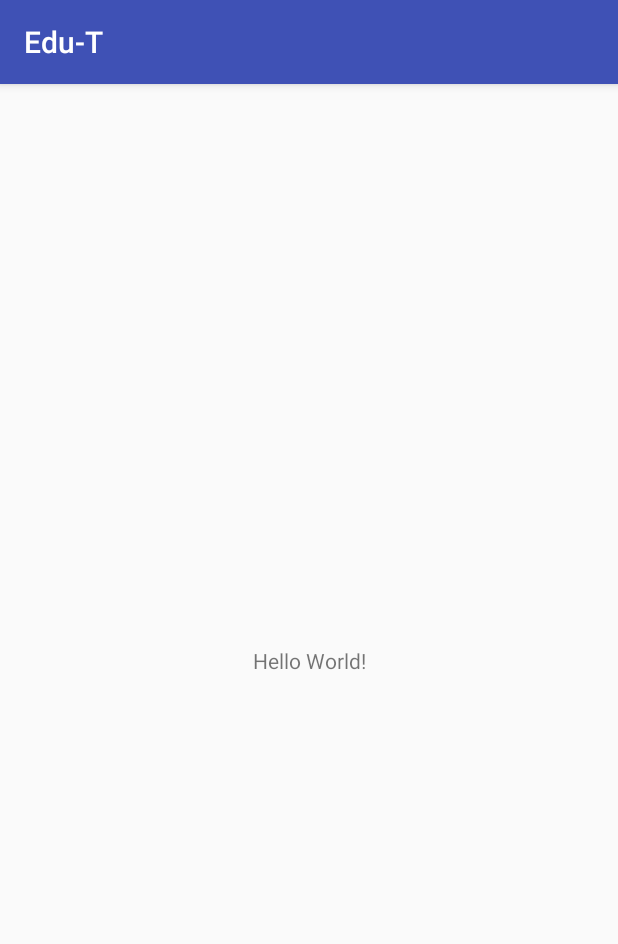
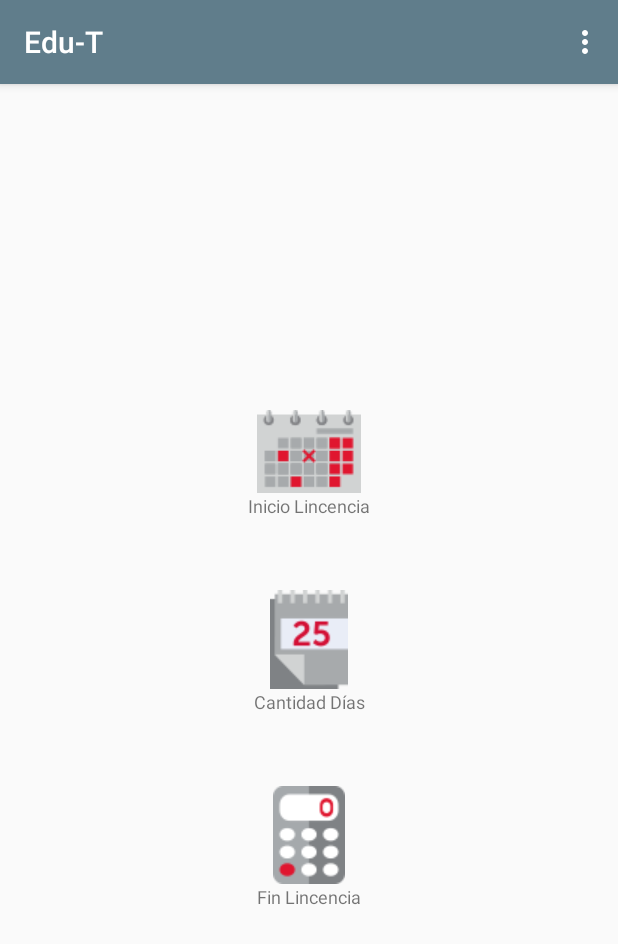
Before and after one commit to diegocervetti/Edu-T, an Android app: the screen it shows after launch (SplashActivity before the commit, MenuPrincipal after it), on a phone screen of 412 x 824 dp. Shown: the top 944 px of the screen. Run offline under Robolectric (Android 15) with nearby library versions, the phone set to English and light mode, and no system bars; libraries missing offline, so code that uses them is left out: net.danlew.android; 1 statement that could not run was skipped.

```diff
--- a/app/build.gradle
+++ b/app/build.gradle
@@ -27,4 +27,7 @@ dependencies {
     compile 'com.android.support:appcompat-v7:25.3.1'
     compile 'com.android.support.constraint:constraint-layout:1.0.2'
     testCompile 'junit:junit:4.12'
+
+    compile 'net.danlew:android.joda:2.9.9'
+
 }
--- a/app/src/main/AndroidManifest.xml
+++ b/app/src/main/AndroidManifest.xml
@@ -16,6 +16,7 @@
                 <category android:name="android.intent.category.LAUNCHER" />
             </intent-filter>
         </activity>
+        <activity android:name=".MenuPrincipal"></activity>
     </application>
 
 </manifest>
--- /dev/null
+++ b/app/src/main/java/ar/edu/eestn1ee/www/edu_t/MenuPrincipal.java
@@ -0,0 +1,148 @@
+package ar.edu.eestn1ee.www.edu_t;
+
+import android.support.v7.app.AppCompatActivity;
+import android.os.Bundle;
+import android.view.Menu;
+import android.view.MenuInflater;
+import android.view.MenuItem;
+import android.view.View;
+import android.view.ViewGroup;
+import android.widget.ImageButton;
+import android.widget.LinearLayout;
+import android.widget.TextView;
+import android.widget.Toast;
+
+public class MenuPrincipal extends AppCompatActivity {
+
+    //Linear Layouts y Views que se ocultan cuando nunca se calculó una licencia
+    private LinearLayout desdeElLL; //Calendario
+    private TextView diasTV; //Cantidad de días ingresado por el usuario
+    private LinearLayout hastaElLL; //ViewGroup con fecha resultado y checkbox
+    //Linear Layouts y Views qe se centran cuando nunca se calculó una licencia
+    private LinearLayout centrarCalendarioLL;
+    private LinearLayout centrarDiasLL;
+    private LinearLayout centrarFinLicenciaLL;
+    //Linear Layout root para modificar margen
+    private LinearLayout rootLL;
+    //Botones
+    private ImageButton botonCalendario;
+    private ImageButton botonCantidadDias;
+    private ImageButton botonCalculadora;
+    //Titulos de los botones
+    private TextView calendarioTituloTV;
+    private TextView diasTituloTV;
+    private TextView calculadoraTituloTV;
+
+    @Override
+    protected void onCreate(Bundle savedInstanceState) {
+        super.onCreate(savedInstanceState);
+        setContentView(R.layout.activity_menu_principal);
+
+        //Quitamos margen al rootView
+        rootLL = (LinearLayout)findViewById(R.id.rootLL);
+        ViewGroup.MarginLayoutParams margenes = (ViewGroup.MarginLayoutParams) rootLL.getLayoutParams();
+        //margenes.leftMargin = 0 ;
+        //rootLL.setLayoutParams(margenes);
+
+        //Ocultamos Views cuando no hay nada calculado
+        desdeElLL = (LinearLayout) findViewById(R.id.desdeElLL);
+        desdeElLL.setVisibility(desdeElLL.GONE);
+        diasTV = (TextView) findViewById(R.id.diasTV);
+        diasTV.setVisibility(diasTV.GONE);
+        hastaElLL = (LinearLayout) findViewById(R.id.hastaElLL);
+        hastaElLL.setVisibility(hastaElLL.GONE);
+
+        //Centramos Views cuando no hay nada calculado
+        centrarCalendarioLL = (LinearLayout) findViewById(R.id.centrarCalendarioLL);
+        ViewGroup.LayoutParams parametros = centrarCalendarioLL.getLayoutParams(); //Traemos los params del View para cambiarlos
+        parametros.width = ViewGroup.LayoutParams.MATCH_PARENT; //Pasamos a Match parent para poder centrarlo en la página
+        centrarCalendarioLL.setLayoutParams(parametros);
+
+
+        //Centramos Cantidad de Días
+        centrarDiasLL = (LinearLayout) findViewById(R.id.centrarDiasLL);
+        parametros = centrarDiasLL.getLayoutParams();
+        parametros.width = ViewGroup.LayoutParams.MATCH_PARENT;
+        centrarDiasLL.setLayoutParams(parametros);
+
+
+        //Centramos Fin de Licencia
+        centrarFinLicenciaLL = (LinearLayout) findViewById(R.id.centrarFinLicenciaLL);
+        parametros = centrarFinLicenciaLL.getLayoutParams();
+        parametros.width = ViewGroup.LayoutParams.MATCH_PARENT;
+        centrarFinLicenciaLL.setLayoutParams(parametros);
+
+
+        ///////////////////////////////////////////////////////////
+        // Escuchamos los clics sobre los íconos
+        botonCalendario = (ImageButton) findViewById(R.id.botonCalendario);
+        calendarioTituloTV = (TextView) findViewById(R.id.calendarioTituloTV);
+        botonCalendario.setOnClickListener(new View.OnClickListener() {
+            @Override
+            public void onClick(View v) {
+                //TODO traer date picker
+                desdeElLL.setVisibility(desdeElLL.VISIBLE);
+                ViewGroup.LayoutParams paramTemp = centrarCalendarioLL.getLayoutParams();
+                paramTemp.width = ViewGroup.LayoutParams.WRAP_CONTENT;
+                centrarCalendarioLL.setLayoutParams(paramTemp);
+                calendarioTituloTV.setVisibility(calendarioTituloTV.GONE);
+            }
+        });
+
+        botonCantidadDias = (ImageButton) findViewById(R.id.botonCantidadDias);
+        diasTituloTV = (TextView) findViewById(R.id.diasTituloTV);
+        botonCantidadDias.setOnClickListener(new View.OnClickListener() {
+            @Override
+            public void onClick(View v) {
+                //TODO traer selector de dias
+                diasTV.setVisibility(diasTV.VISIBLE);
+                ViewGroup.LayoutParams paramTemp = centrarDiasLL.getLayoutParams();
+                paramTemp.width = ViewGroup.LayoutParams.WRAP_CONTENT;
+                centrarDiasLL.setLayoutParams(paramTemp);
+                diasTituloTV.setVisibility(diasTituloTV.GONE);
+            }
+        });
+
+        botonCalculadora = (ImageButton) findViewById(R.id.botonCalculadora);
+        calculadoraTituloTV = (TextView) findViewById(R.id.calculadoraTituloTV);
+        botonCalculadora.setOnClickListener(new View.OnClickListener() {
+            @Override
+            public void onClick(View v) {
+                //TODO mostrar resultado del cálculo
+                hastaElLL.setVisibility(hastaElLL.VISIBLE);
+                ViewGroup.LayoutParams paramTemp = centrarFinLicenciaLL.getLayoutParams();
+                paramTemp.width = ViewGroup.LayoutParams.WRAP_CONTENT;
+                centrarFinLicenciaLL.setLayoutParams(paramTemp);
+                calculadoraTituloTV.setVisibility(calculadoraTituloTV.GONE);
+
+            }
+        });
+
+    }
+
+    /////////////////////////////////////////////////
+    // Menu de los tres puntos con opciones
+    @Override
+    public boolean onCreateOptionsMenu(Menu menu){
+        MenuInflater inflater = getMenuInflater();
+        inflater.inflate(R.menu.main , menu);
+        return true;
+    }
+
+    @Override
+    public boolean onOptionsItemSelected(MenuItem item){
+        switch (item.getItemId()){
+            case R.id.Ayuda:
+                Toast.makeText(this,"AYUDA", Toast.LENGTH_SHORT).show();
+                return true;
+
+            case R.id.Acerca:
+                Toast.makeText(this,"ACERCA", Toast.LENGTH_SHORT).show();
+                return true;
+
+            default:
+                return super.onOptionsItemSelected(item);
+        }
+    }
+
+}
--- a/app/src/main/java/ar/edu/eestn1ee/www/edu_t/SplashActivity.java
+++ b/app/src/main/java/ar/edu/eestn1ee/www/edu_t/SplashActivity.java
@@ -1,13 +1,39 @@
 package ar.edu.eestn1ee.www.edu_t;
 
-import android.support.v7.app.AppCompatActivity;
+import android.app.Activity;
+import android.content.Intent;
+import android.os.Handler;
 import android.os.Bundle;
+import android.view.WindowManager;
 
-public class SplashActivity extends AppCompatActivity {
+import net.danlew.android.joda.JodaTimeAndroid;
+
+public class SplashActivity extends Activity {
 
     @Override
     protected void onCreate(Bundle savedInstanceState) {
         super.onCreate(savedInstanceState);
+        //TODO listo inicializar J-time
+        JodaTimeAndroid.init(this);
+
         setContentView(R.layout.activity_splash);
+
+        getWindow().setFlags(WindowManager.LayoutParams.FLAG_FULLSCREEN,
+                WindowManager.LayoutParams.FLAG_FULLSCREEN);
+
+        irAlMenu();
     }
+
+    public void irAlMenu() {
+        new Handler().postDelayed(new Runnable() {
+            @Override
+            public void run() {
+
+                Intent i = new Intent(SplashActivity.this, MenuPrincipal.class);
+                SplashActivity.this.startActivity(i);
+                SplashActivity.this.finish();
+            }
+        }, 2000);
+    }
+
 }
--- /dev/null
+++ b/app/src/main/res/layout/activity_menu_principal.xml
@@ -0,0 +1,171 @@
+<?xml version="1.0" encoding="utf-8"?>
+<LinearLayout
+    android:id="@+id/rootLL"
+    xmlns:android="http://schemas.android.com/apk/res/android"
+    xmlns:app="http://schemas.android.com/apk/res-auto"
+    xmlns:tools="http://schemas.android.com/tools"
+    android:layout_width="match_parent"
+    android:layout_height="match_parent"
+    tools:context="ar.edu.eestn1ee.www.edu_t.MenuPrincipal"
+    android:orientation="vertical"
+    android:gravity="center"
+    android:layout_marginLeft="32dp"
+    android:layout_marginRight="32dp">
+
+    <!-- Layout Calendario -->
+    <LinearLayout
+        android:id="@+id/calendarioLL"
+        android:layout_width="match_parent"
+        android:layout_height="wrap_content"
+        android:orientation="horizontal"
+        android:gravity="center_vertical"
+        android:layout_gravity="left">
+    <!-- Calendario || Icono + Texto -->
+    <LinearLayout
+        android:id="@+id/centrarCalendarioLL"
+        android:layout_width="wrap_content"
+        android:layout_height="wrap_content"
+        android:orientation="vertical">
+        <ImageButton
+            android:id="@+id/botonCalendario"
+            android:layout_width="wrap_content"
+            android:layout_height="wrap_content"
+            android:src="@drawable/ic_calendario"
+            android:layout_gravity="center_horizontal"
+            android:background="?android:selectableItemBackground"/>
+        <TextView
+            android:id="@+id/calendarioTituloTV"
+            android:layout_width="match_parent"
+            android:layout_height="wrap_content"
+            android:textSize="12sp"
+            android:text="Inicio Lincencia"
+            android:textAlignment="center" />
+    </LinearLayout>
+    <!-- Calendario || Desde el + Fecha Resultado -->
+    <LinearLayout
+        android:id="@+id/desdeElLL"
+        android:layout_width="wrap_content"
+        android:layout_height="wrap_content"
+        android:orientation="vertical"
+        android:layout_marginLeft="16dp">
+        <TextView
+            android:id="@+id/desdeIV"
+            android:layout_width="match_parent"
+            android:layout_height="wrap_content"
+            android:textSize="12sp"
+            android:text="Desde el"
+            android:textAlignment="center"/>
+        <TextView
+            android:id="@+id/fechaDesdeIV"
+            android:layout_width="wrap_content"
+            android:layout_height="wrap_content"
+            android:textSize="26sp"
+            android:text="04/11/2017"
+            android:textAlignment="center"/>
+    </LinearLayout>
+
+    </LinearLayout>
+
+    <!-- Layout Dias -->
+    <LinearLayout
+        android:id="@+id/diasLL"
+        android:layout_width="match_parent"
+        android:layout_height="wrap_content"
+        android:orientation="horizontal"
+        android:gravity="center_vertical"
+        android:layout_gravity="left"
+        android:layout_marginTop="48dp">
+        <LinearLayout
+            android:id="@+id/centrarDiasLL"
+            android:layout_width="wrap_content"
+            android:layout_height="wrap_content"
+            android:orientation="vertical">
+        <!-- Dias || Icono + Texto -->
+        <ImageButton
+            android:id="@+id/botonCantidadDias"
+            android:layout_width="wrap_content"
+            android:layout_height="wrap_content"
+            android:src="@drawable/ic_dias"
+            android:layout_gravity="center_horizontal"
+            android:background="?android:selectableItemBackground"/>
+        <TextView
+            android:id="@+id/diasTituloTV"
+            android:layout_width="match_parent"
+            android:layout_height="wrap_content"
+            android:textSize="12sp"
+            android:text="Cantidad Días"
+            android:textAlignment="center"/>
+        </LinearLayout>
+        <TextView
+            android:id="@+id/diasTV"
+            android:layout_width="wrap_content"
+            android:layout_height="wrap_content"
+            android:textSize="26sp"
+            android:text="125 días"
+            android:textAlignment="center"
+            android:layout_gravity="center_vertical"
+            android:layout_marginLeft="16dp"/>
+
+        </LinearLayout>
+
+    <!-- Layout Calculadora -->
+    <LinearLayout
+        android:id="@+id/calculadoraLL"
+        android:layout_width="match_parent"
+        android:layout_height="wrap_content"
+        android:orientation="horizontal"
+        android:layout_gravity="left"
+        android:gravity="center_vertical"
+        android:layout_marginTop="48dp">
+        <!-- Calculadora || Icono + Texto -->
+        <LinearLayout
+            android:id="@+id/centrarFinLicenciaLL"
+            android:layout_width="wrap_content"
+            android:layout_height="wrap_content"
+            android:layout_gravity="center_vertical"
+            android:orientation="vertical">
+            <ImageButton
+                android:id="@+id/botonCalculadora"
+                android:layout_width="wrap_content"
+                android:layout_height="wrap_content"
+                android:src="@drawable/ic_calculadora"
+                android:layout_gravity="center"
+                android:background="?android:selectableItemBackground"/>
+            <TextView
+                android:id="@+id/calculadoraTituloTV"
+                android:layout_width="match_parent"
+                android:layout_height="wrap_content"
+                android:textSize="12sp"
+                android:text="Fin Lincencia"
+                android:textAlignment="center"/>
+        </LinearLayout>
+
+        <!-- Calculadora || Hasta el + Fecha Resultado -->
+        <LinearLayout
+            android:id="@+id/hastaElLL"
+            android:layout_width="wrap_content"
+            android:layout_height="wrap_content"
+            android:orientation="vertical"
+            android:layout_marginLeft="16dp">
+            <TextView
+                android:layout_width="match_parent"
+                android:layout_height="wrap_content"
+                android:textSize="12sp"
+                android:text="Hasta el"
+                android:textAlignment="center"/>
+            <TextView
+                android:layout_width="wrap_content"
+                android:layout_height="wrap_content"
+                android:textSize="26sp"
+                android:text="27/03/2018"
+                android:textAlignment="center"/>
+            <CheckBox
+                android:layout_width="wrap_content"
+                android:layout_height="wrap_content"
+                android:checked="true"
+                android:text="días hábiles"/>
+        </LinearLayout>
+
+    </LinearLayout>
+
+</LinearLayout>
--- a/app/src/main/res/layout/activity_splash.xml
+++ b/app/src/main/res/layout/activity_splash.xml
@@ -1,18 +1,25 @@
 <?xml version="1.0" encoding="utf-8"?>
-<android.support.constraint.ConstraintLayout xmlns:android="http://schemas.android.com/apk/res/android"
+<LinearLayout xmlns:android="http://schemas.android.com/apk/res/android"
     xmlns:app="http://schemas.android.com/apk/res-auto"
     xmlns:tools="http://schemas.android.com/tools"
     android:layout_width="match_parent"
     android:layout_height="match_parent"
-    tools:context="ar.edu.eestn1ee.www.edu_t.SplashActivity">
+    tools:context="ar.edu.eestn1ee.www.edu_t.SplashActivity"
+    android:orientation="vertical"
+    android:background="#92291B">
 
-    <TextView
-        android:layout_width="wrap_content"
-        android:layout_height="wrap_content"
-        android:text="Hello World!"
-        app:layout_constraintBottom_toBottomOf="parent"
-        app:layout_constraintLeft_toLeftOf="parent"
-        app:layout_constraintRight_toRightOf="parent"
-        app:layout_constraintTop_toTopOf="parent" />
+    <ImageView
+        android:layout_width="match_parent"
+        android:layout_height="0dp"
+        android:layout_weight="3"
+        android:scaleType="center"
+        android:src="@drawable/logo_splash"/>
 
-</android.support.constraint.ConstraintLayout>
+    <ImageView
+        android:layout_width="match_parent"
+        android:layout_height="0dp"
+        android:layout_weight="1"
+        android:scaleType="center"
+        android:src="@drawable/iso_splash"/>
+
+</LinearLayout>
--- a/app/src/main/res/layout/layout_contributors.xml
+++ b/app/src/main/res/layout/layout_contributors.xml
@@ -17,7 +17,7 @@
         android:layout_height="wrap_content"
         android:text="@string/profe"
         android:textStyle="bold"
-        android:textSize="16sp"
+        android:textSize="14sp"
         android:textAlignment="center"
         android:layout_marginTop="6dp"/>
 
--- /dev/null
+++ b/app/src/main/res/menu/main.xml
@@ -0,0 +1,8 @@
+<?xml version="1.0" encoding="utf-8"?>
+<menu xmlns:android="http://schemas.android.com/apk/res/android">
+    <item android:id="@+id/Ayuda"
+        android:title="Ver la ayuda" />
+
+    <item android:id="@+id/Acerca"
+        android:title="Acerca de" />
+</menu>
--- a/app/src/main/res/values/colors.xml
+++ b/app/src/main/res/values/colors.xml
@@ -1,6 +1,13 @@
 <?xml version="1.0" encoding="utf-8"?>
 <resources>
-    <color name="colorPrimary">#3F51B5</color>
-    <color name="colorPrimaryDark">#303F9F</color>
-    <color name="colorAccent">#FF4081</color>
+    <color name="colorPrimary">#607D8B</color>
+    <color name="colorPrimaryDark">#455A64</color>
+    <color name="colorAccent">#c13e3e</color>
+
+    <color name="colorPrimaryLight">#CFD8DC</color>
+    <color name="colorPrimaryText">#212121</color>
+    <color name="colorSecondaryText">#212121</color>
+
+    <color name="colorIcons">#FFFFFF</color>
+    <color name="colorDivider">#BDBDBD</color>
 </resources>
```
Also changed, not shown: app/src/main/res/drawable/ic_calculadora.png (added), app/src/main/res/drawable/ic_calendario.png (added), app/src/main/res/drawable/ic_dias.png (added), app/src/main/res/drawable/iso_splash.png (added), app/src/main/res/drawable/logo_splash.png (added).
